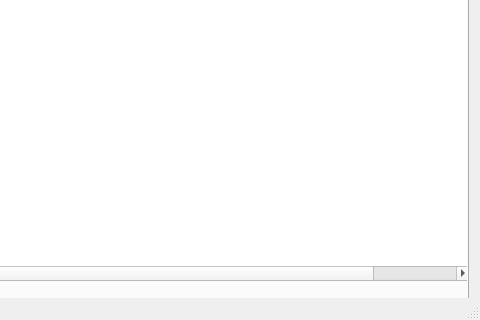
Before: the Qt Designer form src/mainwindow.ui in BadamBoum/GestionScans, drawn with Qt 5; both pictures show x 152 to 632 and y 92 to 412 of the 632 by 412 pixel window.
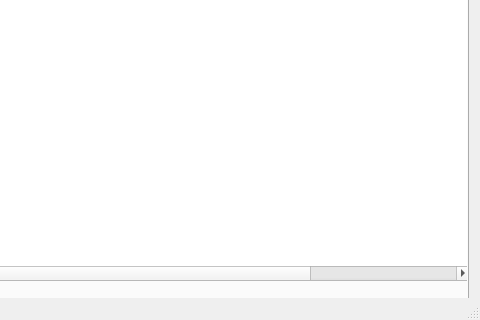
After: the same form once the commit is applied. The open tabs and pages were chosen to show the change.

```diff
--- a/src/mainwindow.ui
+++ b/src/mainwindow.ui
@@ -242,6 +242,11 @@
         <string>Digits</string>
        </property>
       </column>
+      <column>
+       <property name="text">
+        <string>Ext</string>
+       </property>
+      </column>
      </widget>
     </widget>
     <widget class="QWidget" name="tab_3">
```
